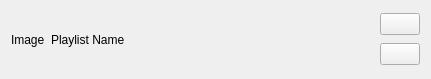
This is ui/PlaylistItem.ui in nichilum/nimamp as Qt 5 draws it before an edit. The edited form follows.
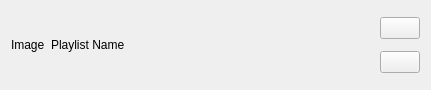
This is the edited form. Icons and pictures are not drawn.

Diff of the .ui file:
```diff
--- a/ui/PlaylistItem.ui
+++ b/ui/PlaylistItem.ui
@@ -7,7 +7,7 @@
     <x>0</x>
     <y>0</y>
     <width>431</width>
-    <height>79</height>
+    <height>90</height>
    </rect>
   </property>
   <property name="windowTitle">
```
Left out of the diff: 12 changed lines with no effect on the pictures.
